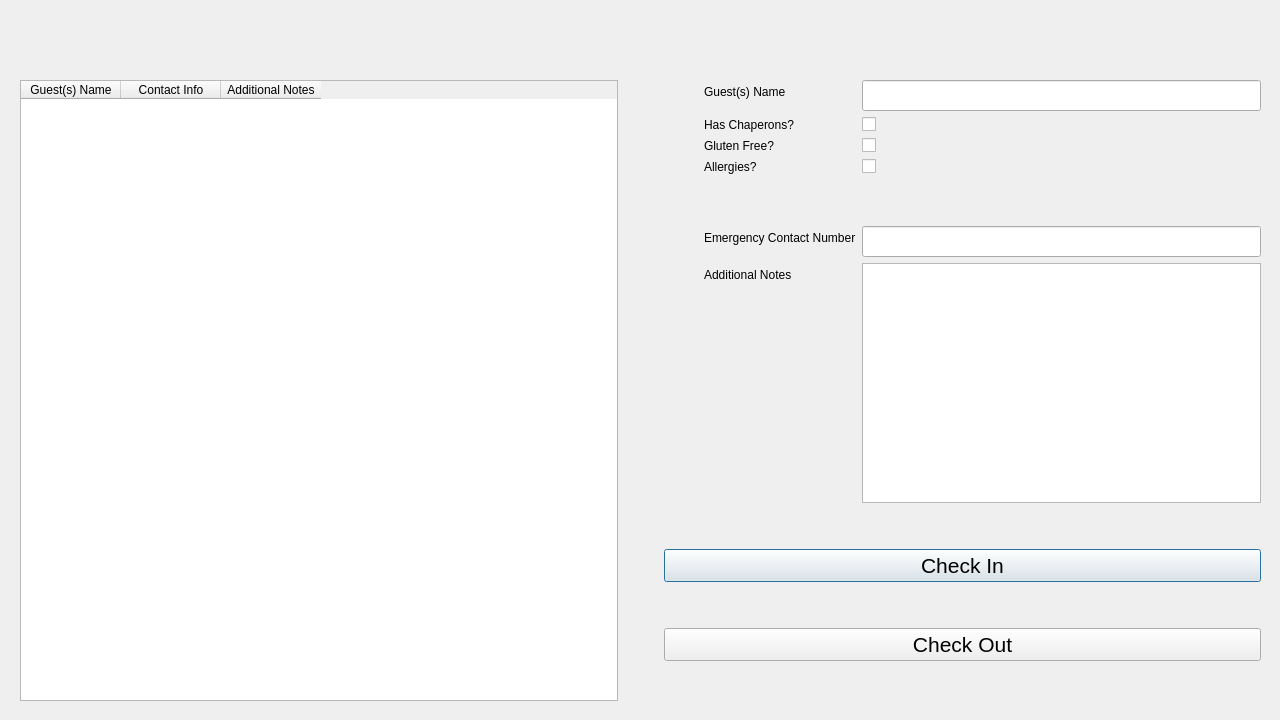
Old version of the form dialog_guestlist.ui in the repository Axelm3sh/Bounce-E.
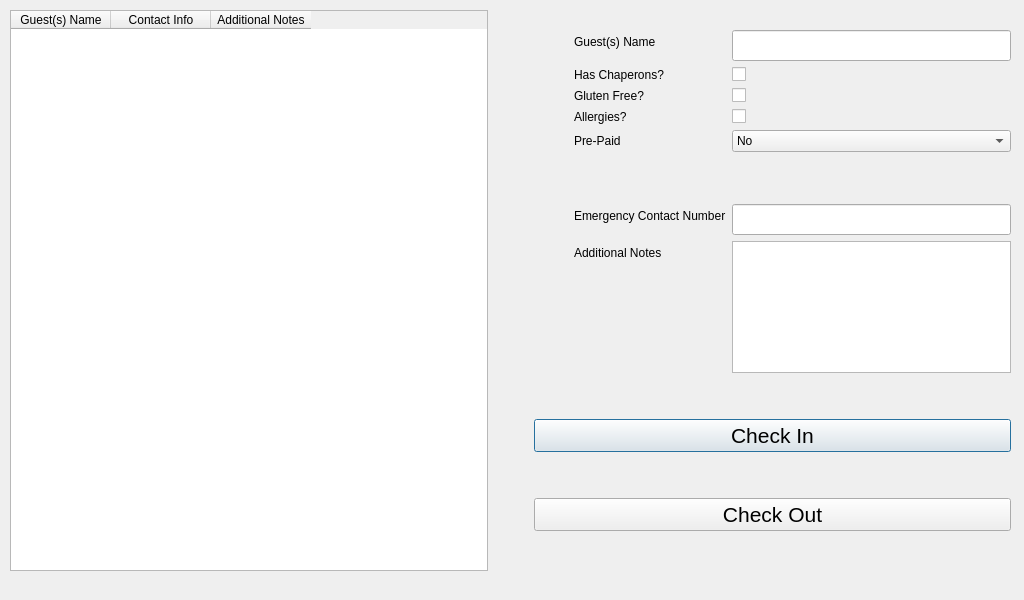
New version of the form.

Diff of the .ui file:
```diff
--- a/dialog_guestlist.ui
+++ b/dialog_guestlist.ui
@@ -6,8 +6,8 @@
    <rect>
     <x>0</x>
     <y>0</y>
-    <width>1280</width>
-    <height>720</height>
+    <width>1024</width>
+    <height>600</height>
    </rect>
   </property>
   <property name="sizePolicy">
@@ -22,10 +22,10 @@
   <widget class="QWidget" name="horizontalLayoutWidget">
    <property name="geometry">
     <rect>
-     <x>20</x>
-     <y>80</y>
-     <width>1241</width>
-     <height>621</height>
+     <x>10</x>
+     <y>10</y>
+     <width>1001</width>
+     <height>561</height>
     </rect>
    </property>
    <layout class="QHBoxLayout" name="horizontalLayout">
@@ -91,7 +91,25 @@
          </spacer>
         </item>
         <item>
-         <layout class="QFormLayout" name="formLayout">
+         <layout class="QVBoxLayout" name="verticalLayout_3">
+          <item>
+           <spacer name="verticalSpacer_5">
+            <property name="orientation">
+             <enum>Qt::Vertical</enum>
+            </property>
+            <property name="sizeType">
+             <enum>QSizePolicy::Minimum</enum>
+            </property>
+            <property name="sizeHint" stdset="0">
+             <size>
+              <width>20</width>
+              <height>20</height>
+             </size>
+            </property>
+           </spacer>
+          </item>
+          <item>
+           <layout class="QFormLayout" name="GuestList_formLayout_container">
           <item row="0" column="0">
            <widget class="QLabel" name="guestNameLabel">
             <property name="text">
@@ -125,7 +143,24 @@
            </widget>
           </item>
           <item row="1" column="1">
-           <widget class="QCheckBox" name="hasChaperonsCheckBox"/>
+             <widget class="QCheckBox" name="hasChaperonsCheckBox">
+              <property name="sizePolicy">
+               <sizepolicy hsizetype="Minimum" vsizetype="Fixed">
+                <horstretch>0</horstretch>
+                <verstretch>0</verstretch>
+               </sizepolicy>
+              </property>
+             </widget>
+            </item>
+            <item row="2" column="0">
+             <widget class="QLabel" name="glutenFreeLabel">
+              <property name="text">
+               <string>Gluten Free?</string>
+              </property>
+             </widget>
+            </item>
+            <item row="2" column="1">
+             <widget class="QCheckBox" name="glutenFreeCheckBox"/>
           </item>
           <item row="3" column="0">
            <widget class="QLabel" name="allergiesLabel">
@@ -179,15 +214,39 @@
           <item row="7" column="1">
            <widget class="QPlainTextEdit" name="additionalNotesplainTextEdit"/>
           </item>
-          <item row="2" column="0">
-           <widget class="QLabel" name="glutenFreeLabel">
+            <item row="4" column="0">
+             <widget class="QLabel" name="prePaidLabel">
             <property name="text">
-             <string>Gluten Free?</string>
+               <string>Pre-Paid</string>
             </property>
            </widget>
           </item>
-          <item row="2" column="1">
-           <widget class="QCheckBox" name="glutenFreeCheckBox"/>
+            <item row="4" column="1">
+             <widget class="QComboBox" name="prePaidComboBox">
+              <property name="sizePolicy">
+               <sizepolicy hsizetype="Minimum" vsizetype="Fixed">
+                <horstretch>0</horstretch>
+                <verstretch>0</verstretch>
+               </sizepolicy>
+              </property>
+              <item>
+               <property name="text">
+                <string>No</string>
+               </property>
+              </item>
+              <item>
+               <property name="text">
+                <string>Yes</string>
+               </property>
+              </item>
+              <item>
+               <property name="text">
+                <string>Partial Payment</string>
+               </property>
+              </item>
+             </widget>
+            </item>
+           </layout>
           </item>
          </layout>
         </item>
```
Left out of the diff: 4 changed lines with no effect on the pictures. Lines whose indentation alone changed are shown as unchanged.
